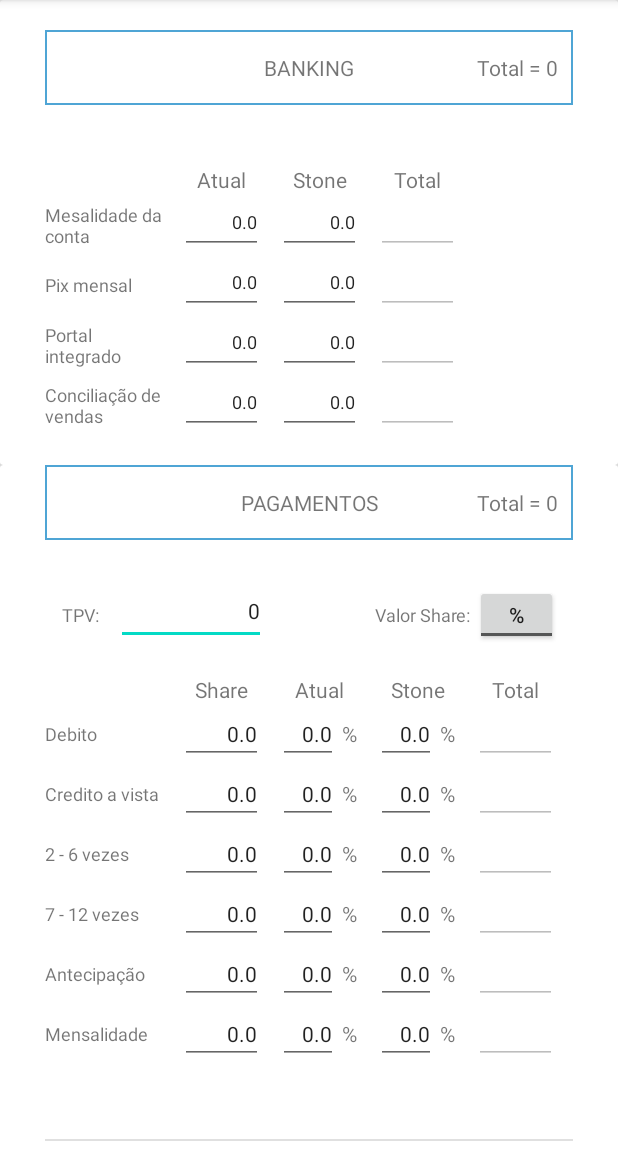
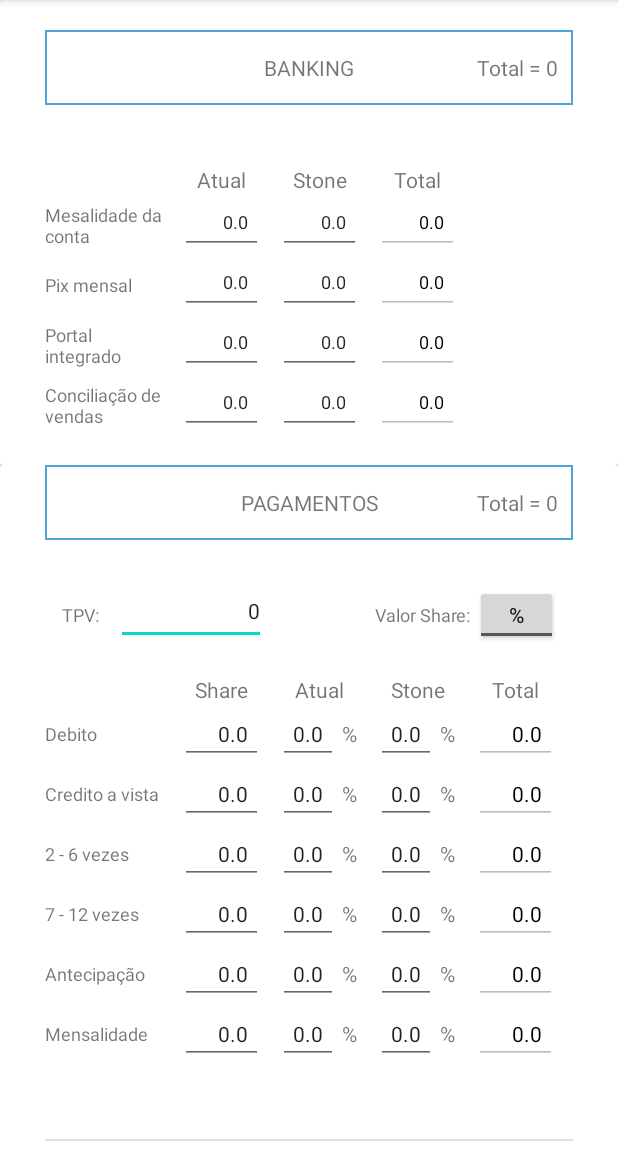
Before and after one commit to PabloManoel/calculo-investimento-adquirente, an Android app: the screen it shows after launch (MainActivity), on a phone screen of 412 x 824 dp, the part 84-1236 px from its top. Run offline under Robolectric (Android 15) with nearby library versions, the phone set to English and light mode, and no system bars.

Commit message:
- ajustando posicionamento numerico

```diff
--- a/app/src/main/java/com/example/stoneinvestimento/MainActivity.java
+++ b/app/src/main/java/com/example/stoneinvestimento/MainActivity.java
@@ -55,6 +55,9 @@ public class MainActivity extends AppCompatActivity {
 
     private TextView txt_title_banking_id;
     private TextView txt_title_payments_id;
+
+    private TextView txt_total_banking_id;
+    private TextView txt_total_payments_id;
 
     private ConstraintLayout body_banking_id;
     private ConstraintLayout body_payments_id;
@@ -118,6 +121,9 @@ public class MainActivity extends AppCompatActivity {
         txt_title_banking_id = (TextView) findViewById(R.id.txt_title_banking_id);
         txt_title_payments_id = (TextView) findViewById(R.id.txt_title_pagamento_id);
 
+        txt_total_banking_id = (TextView) findViewById(R.id.txt_total_banking_id);
+        txt_total_payments_id = (TextView) findViewById(R.id.txt_total_payments_id);
+
         body_banking_id = (ConstraintLayout) findViewById((R.id.banking_body_id));
         body_payments_id = (ConstraintLayout) findViewById((R.id.pagamentos_body_id));
 
@@ -164,6 +170,26 @@ public class MainActivity extends AppCompatActivity {
                 Arrays.stream(shareInputs).forEach(EditText::performClick);
             }
         });
+    }
+
+    private void refreshBankingTotal(){
+        Float totalValue = Float.parseFloat(mensalidadeContaTotal.getText().toString())
+                + Float.parseFloat(pixMensalTotal.getText().toString())
+                + Float.parseFloat(portalIntegradoTotal.getText().toString())
+                + Float.parseFloat(conciliacaoVendasTotal.getText().toString());
+
+        txt_total_banking_id.setText("Total = " + totalValue.toString());
+    }
+
+    private void refreshPaymentsTotal(){
+        Float totalValue = Float.parseFloat(debitoTotal.getText().toString())
+                + Float.parseFloat(creditoAVistaTotal.getText().toString())
+                + Float.parseFloat(vezes2p6Total.getText().toString())
+                + Float.parseFloat(vezes7p12Total.getText().toString())
+                + Float.parseFloat(antecipacaoTotal.getText().toString())
+                + Float.parseFloat(mensalidadeTotal.getText().toString());
+
+        txt_total_payments_id.setText("Total = " + totalValue.toString());
     }
 
     private void setMensalidadeContaEvent(){
@@ -423,11 +449,13 @@ public class MainActivity extends AppCompatActivity {
     private void comparePaymentAccounts(EditText tpv, EditText share, EditText current, EditText stone, EditText total){
         Float result = calculatePayments(tpv, share, current, stone);
         addResultToTotalField(result, total);
+        refreshPaymentsTotal();
     }
 
     private void compareBankingAccounts(EditText atual, EditText stone, EditText total){
         Float result = calculateBanking(atual, stone);
         addResultToTotalField(result, total);
+        refreshBankingTotal();
     }
 
     private void validateSubTotal(EditText subtotal){
--- a/app/src/main/res/layout/activity_main.xml
+++ b/app/src/main/res/layout/activity_main.xml
@@ -70,6 +70,7 @@
                         android:ems="10"
                         android:gravity="right"
                         android:inputType="numberDecimal"
+                        android:paddingRight="10dp"
                         android:text="0.0"
                         android:textSize="12sp"
                         app:layout_constraintStart_toEndOf="@+id/conciliacao_vendas_txt"
@@ -85,6 +86,7 @@
                         android:ems="10"
                         android:gravity="right"
                         android:inputType="numberDecimal"
+                        android:paddingRight="10dp"
                         android:text="0.0"
                         android:textSize="12sp"
                         app:layout_constraintStart_toEndOf="@+id/portal_integrado_txt"
@@ -114,6 +116,8 @@
                         android:enabled="false"
                         android:gravity="right"
                         android:inputType="numberDecimal"
+                        android:paddingRight="10dp"
+                        android:text="0.0"
                         android:textColor="@color/black"
                         android:textSize="12sp"
                         app:layout_constraintStart_toEndOf="@+id/portal_integrado_stone_id"
@@ -142,6 +146,8 @@
                         android:enabled="false"
                         android:gravity="right"
                         android:inputType="numberDecimal"
+                        android:paddingRight="10dp"
+                        android:text="0.0"
                         android:textColor="@color/black"
                         android:textSize="12sp"
                         app:layout_constraintStart_toEndOf="@+id/pix_mensal_stone_id"
@@ -158,6 +164,8 @@
                         android:enabled="false"
                         android:gravity="right"
                         android:inputType="numberDecimal"
+                        android:paddingRight="10dp"
+                        android:text="0.0"
                         android:textColor="@color/black"
                         android:textSize="12sp"
                         app:layout_constraintStart_toEndOf="@+id/conciliacao_vendas_stone_id"
@@ -185,6 +193,7 @@
                         android:ems="10"
                         android:gravity="right"
                         android:inputType="numberDecimal"
+                        android:paddingRight="10dp"
                         android:text="0.0"
                         android:textSize="12sp"
                         app:layout_constraintStart_toEndOf="@+id/pix_mensal_txt"
@@ -213,10 +222,12 @@
                         android:enabled="false"
                         android:gravity="right"
                         android:inputType="numberDecimal"
+                        android:text="0.0"
                         android:textColor="@color/black"
                         android:textSize="12sp"
                         app:layout_constraintStart_toEndOf="@+id/mensalidade_conta_stone_id"
-                        app:layout_constraintTop_toBottomOf="@+id/total_txt" />
+                        app:layout_constraintTop_toBottomOf="@+id/total_txt"
+                        android:paddingRight="10dp" />
 
 
                     <EditText
@@ -228,6 +239,7 @@
                         android:ems="10"
                         android:gravity="right"
                         android:inputType="numberDecimal"
+                        android:paddingRight="10dp"
                         android:text="0.0"
                         android:textSize="12sp"
                         app:layout_constraintStart_toEndOf="@+id/pix_mensal_atual_id"
@@ -256,6 +268,7 @@
                         android:ems="10"
                         android:gravity="right"
                         android:inputType="numberDecimal"
+                        android:paddingRight="10dp"
                         android:text="0.0"
                         android:textSize="12sp"
                         app:layout_constraintStart_toEndOf="@+id/portal_integrado_atual_id"
@@ -274,7 +287,8 @@
                         android:text="0.0"
                         android:textSize="12sp"
                         app:layout_constraintStart_toEndOf="@+id/txt_mensalidade_conta"
-                        app:layout_constraintTop_toBottomOf="@+id/atual_txt" />
+                        app:layout_constraintTop_toBottomOf="@+id/atual_txt"
+                        android:paddingRight="10dp" />
 
 
                     <TextView
@@ -312,6 +326,7 @@
                         android:ems="10"
                         android:gravity="right"
                         android:inputType="numberDecimal"
+                        android:paddingRight="10dp"
                         android:text="0.0"
                         android:textSize="12sp"
                         app:layout_constraintStart_toEndOf="@+id/mensalidade_conta_atual_id"
@@ -327,6 +342,7 @@
                         android:ems="10"
                         android:gravity="right"
                         android:inputType="numberDecimal"
+                        android:paddingRight="10dp"
                         android:text="0.0"
                         android:textSize="12sp"
                         app:layout_constraintStart_toEndOf="@+id/conciliacao_vendas_atual_id"
@@ -424,6 +440,7 @@
                         android:ems="10"
                         android:gravity="right"
                         android:inputType="numberDecimal"
+                        android:paddingRight="10dp"
                         android:text="0.0"
                         android:textSize="14sp"
                         app:layout_constraintStart_toEndOf="@+id/antecipacao_share_id"
@@ -459,6 +476,7 @@
                         android:ems="10"
                         android:gravity="right"
                         android:inputType="numberDecimal"
+                        android:paddingRight="10dp"
                         android:text="0.0"
                         android:textSize="14sp"
                         app:layout_constraintStart_toEndOf="@+id/conciliacao_vendas_txt10"
@@ -507,6 +525,7 @@
                         android:ems="10"
                         android:gravity="right"
                         android:inputType="numberDecimal"
+                        android:paddingRight="10dp"
                         android:text="0.0"
                         android:textSize="14sp"
                         app:layout_constraintStart_toEndOf="@+id/conciliacao_vendas_txt8"
@@ -522,6 +541,9 @@
                         android:enabled="false"
                         android:gravity="right"
                         android:inputType="numberDecimal"
+                        android:paddingRight="10dp"
+                        android:text="0.0"
+                        android:textColor="@color/black"
                         android:textSize="14sp"
                         app:layout_constraintStart_toEndOf="@+id/txt_percent_vezes_7_12_stone_id"
                         app:layout_constraintTop_toBottomOf="@+id/vezes_2_6_total_id" />
@@ -535,6 +557,7 @@
                         android:ems="10"
                         android:gravity="right"
                         android:inputType="numberDecimal"
+                        android:paddingRight="10dp"
                         android:text="0.0"
                         android:textSize="14sp"
                         app:layout_constraintStart_toEndOf="@+id/debito_share_id"
@@ -549,6 +572,7 @@
                         android:ems="10"
                         android:gravity="right"
                         android:inputType="numberDecimal"
+                        android:paddingRight="10dp"
                         android:text="0.0"
                         android:textSize="14sp"
                         app:layout_constraintStart_toEndOf="@+id/txt_percent_debito_atual_id"
@@ -563,6 +587,7 @@
                         android:ems="10"
                         android:gravity="right"
                         android:inputType="numberDecimal"
+                        android:paddingRight="10dp"
                         android:text="0.0"
                         android:textSize="14sp"
                         app:layout_constraintStart_toEndOf="@+id/vezes_2_6_share_id"
@@ -602,6 +627,7 @@
                         android:ems="10"
                         android:gravity="right"
                         android:inputType="numberDecimal"
+                        android:paddingRight="10dp"
                         android:text="0.0"
                         android:textSize="14sp"
                         app:layout_constraintStart_toEndOf="@+id/txt_percent_mensalidade_atual_id"
@@ -617,6 +643,9 @@
                         android:enabled="false"
                         android:gravity="right"
                         android:inputType="numberDecimal"
+                        android:paddingRight="10dp"
+                        android:text="0.0"
+                        android:textColor="@color/black"
                         android:textSize="14sp"
                         app:layout_constraintStart_toEndOf="@+id/txt_percent_antecipacao_stone_id"
                         app:layout_constraintTop_toBottomOf="@+id/vezes_7_12_total_id" />
@@ -631,6 +660,9 @@
                         android:enabled="false"
                         android:gravity="right"
                         android:inputType="numberDecimal"
+                        android:paddingRight="10dp"
+                        android:text="0.0"
+                        android:textColor="@color/black"
                         android:textSize="14sp"
                         app:layout_constraintStart_toEndOf="@+id/txt_percent_mensalidade_stone_id"
                         app:layout_constraintTop_toBottomOf="@+id/antecipacao_total_id" />
@@ -644,6 +676,7 @@
                         android:ems="10"
                         android:gravity="right"
                         android:inputType="numberDecimal"
+                        android:paddingRight="10dp"
                         android:text="0.0"
                         android:textSize="14sp"
                         app:layout_constraintStart_toEndOf="@+id/credito_a_vista_share_id"
@@ -661,7 +694,8 @@
                         android:text="0.0"
                         android:textSize="14sp"
                         app:layout_constraintStart_toEndOf="@+id/txt_mensalidade_conta8"
-                        app:layout_constraintTop_toBottomOf="@+id/txt_header_share_id" />
+                        app:layout_constraintTop_toBottomOf="@+id/txt_header_share_id"
+                        android:paddingRight="10dp" />
 
                     <EditText
                         android:id="@+id/credito_a_vista_total_id"
@@ -673,9 +707,12 @@
                         android:enabled="false"
                         android:gravity="right"
                         android:inputType="numberDecimal"
+                        android:text="0.0"
+                        android:textColor="@color/black"
                         android:textSize="14sp"
                         app:layout_constraintStart_toEndOf="@+id/txt_percent_credito_a_vista_stone_id"
-                        app:layout_constraintTop_toBottomOf="@+id/debito_total_id" />
+                        app:layout_constraintTop_toBottomOf="@+id/debito_total_id"
+                        android:paddingRight="10dp" />
 
                     <TextView
                         android:id="@+id/txt_header_stone_id"
@@ -698,6 +735,7 @@
                         android:ems="10"
                         android:gravity="right"
                         android:inputType="numberDecimal"
+                        android:paddingRight="10dp"
                         android:text="0.0"
                         android:textSize="14sp"
                         app:layout_constraintStart_toEndOf="@+id/portal_integrado_txt8"
@@ -712,6 +750,7 @@
                         android:ems="10"
                         android:gravity="right"
                         android:inputType="numberDecimal"
+                        android:paddingRight="10dp"
                         android:text="0.0"
                         android:textSize="14sp"
                         app:layout_constraintStart_toEndOf="@+id/txt_percent_credito_a_vista_atual_id"
@@ -726,6 +765,7 @@
                         android:ems="10"
                         android:gravity="right"
                         android:inputType="numberDecimal"
+                        android:paddingRight="10dp"
                         android:text="0.0"
                         android:textSize="14sp"
                         app:layout_constraintStart_toEndOf="@+id/vezes_7_12_share_id"
@@ -741,6 +781,7 @@
                         android:ems="10"
                         android:gravity="right"
                         android:inputType="numberDecimal"
+                        android:paddingRight="10dp"
                         android:text="0.0"
                         android:textSize="14sp"
                         app:layout_constraintStart_toEndOf="@+id/txt_percent_vezes_2_6_atual_id"
@@ -768,6 +809,9 @@
                         android:enabled="false"
                         android:gravity="right"
                         android:inputType="numberDecimal"
+                        android:paddingRight="10dp"
+                        android:text="0.0"
+                        android:textColor="@color/black"
                         android:textSize="14sp"
                         app:layout_constraintStart_toEndOf="@+id/txt_percent_vezes_2_6_stone_id"
                         app:layout_constraintTop_toBottomOf="@+id/credito_a_vista_total_id" />
@@ -803,6 +847,7 @@
                         android:ems="10"
                         android:gravity="right"
                         android:inputType="numberDecimal"
+                        android:paddingRight="10dp"
                         android:text="0.0"
                         android:textSize="14sp"
                         app:layout_constraintStart_toEndOf="@+id/conciliacao_vendas_txt11"
@@ -818,6 +863,9 @@
                         android:enabled="false"
                         android:gravity="right"
                         android:inputType="numberDecimal"
+                        android:paddingRight="10dp"
+                        android:text="0.0"
+                        android:textColor="@color/black"
                         android:textSize="14sp"
                         app:layout_constraintStart_toEndOf="@+id/txt_percent_debito_stone_id"
                         app:layout_constraintTop_toBottomOf="@+id/txt_header_total_id" />
@@ -831,6 +879,7 @@
                         android:ems="10"
                         android:gravity="right"
                         android:inputType="numberDecimal"
+                        android:paddingRight="10dp"
                         android:text="0.0"
                         android:textSize="14sp"
                         app:layout_constraintStart_toEndOf="@+id/txt_percent_antecipacao_atual_id"
@@ -845,6 +894,7 @@
                         android:ems="10"
                         android:gravity="right"
                         android:inputType="numberDecimal"
+                        android:paddingRight="10dp"
                         android:text="0.0"
                         android:textSize="14sp"
                         app:layout_constraintStart_toEndOf="@+id/pix_mensal_txt8"
@@ -859,6 +909,7 @@
                         android:ems="10"
                         android:gravity="right"
                         android:inputType="numberDecimal"
+                        android:paddingRight="10dp"
                         android:text="0.0"
                         android:textSize="14sp"
                         app:layout_constraintStart_toEndOf="@+id/txt_percent_vezes_7_12_atual_id"
@@ -873,6 +924,7 @@
                         android:ems="10"
                         android:gravity="right"
                         android:inputType="numberDecimal"
+                        android:paddingRight="10dp"
                         android:text="0.0"
                         android:textSize="14sp"
                         app:layout_constraintStart_toEndOf="@+id/mensalidade_share_id"
```
